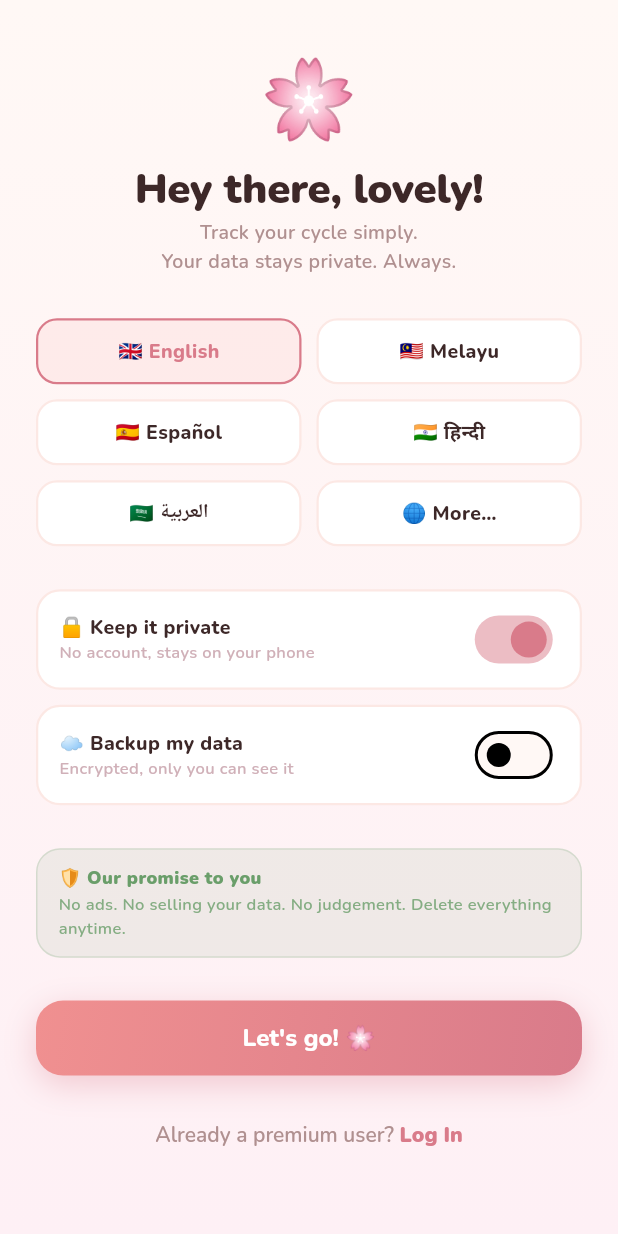
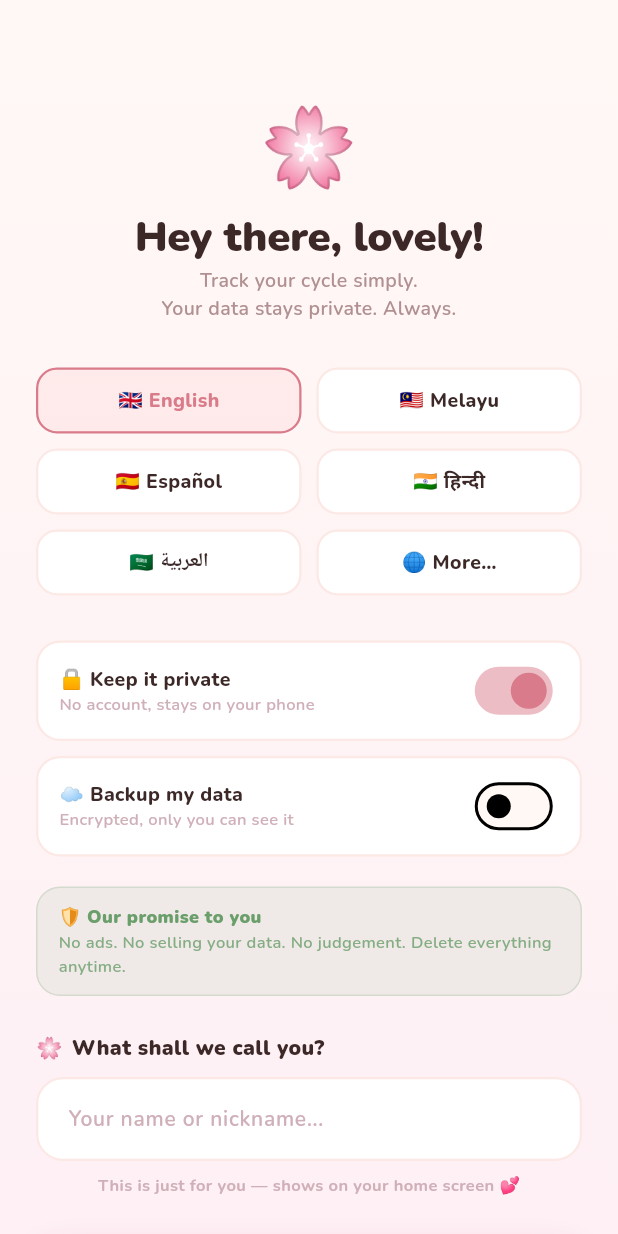
Before and after one commit to its-me-gayan/MeTrustual, a Flutter app: the screen it shows after launch, on a phone screen of 412 x 824 dp. Run offline on Flutter 3.47's test engine with Material 3 defaults, Android fonts, the phone set to English and light mode, and no system bars; our stand-ins replace cloud_firestore, easy_localization, firebase_auth, firebase_core, firebase_storage, flutter_riverpod and 5 more; accounts and stored records are empty.

Commit message:
Add nickname collection to onboarding and display on home screen

```diff
--- a/lib/features/onboarding/providers/onboarding_provider.dart
+++ b/lib/features/onboarding/providers/onboarding_provider.dart
@@ -18,13 +18,18 @@ class OnboardingNotifier extends StateNotifier<bool> {
     required String language,
     required bool anonymousMode,
     required bool cloudSync,
+    String nickname = 'Sweetie',
   }) async {
     final auth = _ref.read(firebaseAuthProvider);
     final firestore = _ref.read(firestoreProvider);
 
     // 1. Create anonymous user
     final userCredential = await auth.signInAnonymously();
-    final uid = userCredential.user!.uid;
+    final user = userCredential.user!;
+    final uid = user.uid;
+
+    // Update display name in Firebase Auth
+    await user.updateDisplayName(nickname);
 
     // 2. Save settings to Firestore
     await firestore
@@ -48,7 +53,7 @@ class OnboardingNotifier extends StateNotifier<bool> {
     // 3. Create initial profile
     final profile = UserProfile(
       uid: uid,
-      displayName: 'Lovely User',
+      displayName: nickname,
       ageGroup: 'adult',
       region: 'global',
       language: language,
@@ -91,6 +96,7 @@ class OnboardingNotifier extends StateNotifier<bool> {
     await prefs.setString('language', language);
     await prefs.setBool('anonymousMode', anonymousMode);
     await prefs.setBool('cloudSync', cloudSync);
+    await prefs.setString('nickname', nickname);
 
     state = true;
   }
--- a/lib/features/onboarding/screens/onboarding_screen.dart
+++ b/lib/features/onboarding/screens/onboarding_screen.dart
@@ -19,6 +19,7 @@ class _OnboardingScreenState extends ConsumerState<OnboardingScreen> {
   String selectedLang = 'en';
   bool keepPrivate = true;
   bool backupData = false;
+  final TextEditingController _nicknameController = TextEditingController();
 
   final List<Map<String, String>> languages = [
     {'code': 'en', 'name': 'English', 'flag': '🇬🇧'},
@@ -30,6 +31,12 @@ class _OnboardingScreenState extends ConsumerState<OnboardingScreen> {
   ];
 
   @override
+  void dispose() {
+    _nicknameController.dispose();
+    super.dispose();
+  }
+
+  @override
   Widget build(BuildContext context) {
     return Scaffold(
       body: Container(
@@ -39,13 +46,13 @@ class _OnboardingScreenState extends ConsumerState<OnboardingScreen> {
           gradient: AppColors.onboardingGradient,
         ),
         child: SafeArea(
-          child: Padding(
-            padding: const EdgeInsets.symmetric(horizontal: 24),
+          child: SingleChildScrollView(
+            padding: const EdgeInsets.symmetric(horizontal: 24, vertical: 20),
             child: Column(
               crossAxisAlignment: CrossAxisAlignment.center,
               children: [
                 // ── Header ──
-                const Spacer(flex: 2),
+                const SizedBox(height: 40),
                 Text('🌸', style: GoogleFonts.nunito(fontSize: 52)),
                 const SizedBox(height: 8),
                 Text(
@@ -62,7 +69,7 @@ class _OnboardingScreenState extends ConsumerState<OnboardingScreen> {
                         fontSize: 13,
                       ),
                 ),
-                const Spacer(flex: 2),
+                const SizedBox(height: 30),
 
                 // ── Language Grid ──
                 _buildLangRow(languages[0], languages[1]),
@@ -71,7 +78,7 @@ class _OnboardingScreenState extends ConsumerState<OnboardingScreen> {
                 const SizedBox(height: 10),
                 _buildLangRow(languages[4], languages[5]),
 
-                const Spacer(flex: 2),
+                const SizedBox(height: 30),
 
                 // ── Toggle Cards ──
                 _buildToggleCard(
@@ -88,7 +95,7 @@ class _OnboardingScreenState extends ConsumerState<OnboardingScreen> {
                   onChanged: (val) => setState(() => backupData = val),
                 ),
 
-                const Spacer(flex: 2),
+                const SizedBox(height: 20),
 
                 // ── Promise Card ──
                 Container(
@@ -125,7 +132,68 @@ class _OnboardingScreenState extends ConsumerState<OnboardingScreen> {
                   ),
                 ),
 
-                const Spacer(flex: 2),
+                const SizedBox(height: 24),
+
+                // ── Nickname Section ──
+                Column(
+                  crossAxisAlignment: CrossAxisAlignment.start,
+                  children: [
+                    Row(
+                      children: [
+                        Text('🌸', style: const TextStyle(fontSize: 14)),
+                        const SizedBox(width: 6),
+                        Text(
+                          'What shall we call you?',
+                          style: GoogleFonts.nunito(
+                            fontSize: 14,
+                            fontWeight: FontWeight.w900,
+                            color: AppColors.textDark,
+                          ),
+                        ),
+                      ],
+                    ),
+                    const SizedBox(height: 10),
+                    Container(
+                      decoration: BoxDecoration(
+                        color: Colors.white,
+                        borderRadius: BorderRadius.circular(18),
+                        border: Border.all(color: AppColors.border, width: 1.5),
+                      ),
+                      child: TextField(
+                        controller: _nicknameController,
+                        style: GoogleFonts.nunito(
+                          fontSize: 14,
+                          fontWeight: FontWeight.w700,
+                          color: AppColors.textDark,
+                        ),
+                        decoration: InputDecoration(
+                          hintText: 'Your name or nickname...',
+                          hintStyle: GoogleFonts.nunito(
+                            fontSize: 14,
+                            fontWeight: FontWeight.w600,
+                            color: AppColors.textMuted,
+                          ),
+                          border: InputBorder.none,
+                          contentPadding: const EdgeInsets.symmetric(
+                              horizontal: 20, vertical: 16),
+                        ),
+                      ),
+                    ),
+                    const SizedBox(height: 8),
+                    Center(
+                      child: Text(
+                        'This is just for you — shows on your home screen 💕',
+                        style: GoogleFonts.nunito(
+                          fontSize: 11,
+                          fontWeight: FontWeight.w700,
+                          color: AppColors.textMuted,
+                        ),
+                      ),
+                    ),
+                  ],
+                ),
+
+                const SizedBox(height: 30),
 
                 // ── CTA Buttons ──
                 Column(
@@ -147,16 +215,17 @@ class _OnboardingScreenState extends ConsumerState<OnboardingScreen> {
                         child: ElevatedButton(
                           onPressed: () async {
                             try {
+                              final nickname = _nicknameController.text.trim();
                               await ref
                                   .read(onboardingProvider.notifier)
                                   .completeOnboarding(
                                     language: selectedLang,
                                     anonymousMode: keepPrivate,
                                     cloudSync: backupData,
+                                    nickname: nickname.isEmpty ? 'Sweetie' : nickname,
                                   );
 
                               if (mounted) {
-                                // Navigate to mode selection instead of biometric setup
                                 context.go('/mode-selection');
                               }
                             } catch (e) {
@@ -170,11 +239,17 @@ class _OnboardingScreenState extends ConsumerState<OnboardingScreen> {
                             shadowColor: Colors.transparent,
                             padding: const EdgeInsets.symmetric(vertical: 14),
                           ),
-                          child: Text('onboarding_cta'.tr()),
+                          child: Text(
+                            'Begin your journey 🌸',
+                            style: GoogleFonts.nunito(
+                              fontWeight: FontWeight.w900,
+                              fontSize: 16,
+                            ),
+                          ),
                         ),
                       ),
                     ),
-                    SizedBox(height: 16),
+                    const SizedBox(height: 16),
                     TextButton(
                       onPressed: () => context.push('/login'),
                       child: RichText(
@@ -184,7 +259,7 @@ class _OnboardingScreenState extends ConsumerState<OnboardingScreen> {
                               fontWeight: FontWeight.w600,
                               color: AppColors.textMid),
                           children: [
-                            TextSpan(text: 'Already a premium user? '),
+                            const TextSpan(text: 'Already a premium user? '),
                             TextSpan(
                               text: 'Log In',
                               style: GoogleFonts.nunito(
@@ -197,8 +272,7 @@ class _OnboardingScreenState extends ConsumerState<OnboardingScreen> {
                     ),
                   ],
                 ),
-
-                const Spacer(flex: 3),
+                const SizedBox(height: 40),
               ],
             ),
           ),
```
Also changed, not shown: lib/features/home/screens/home_screen.dart (+260 -263 lines).
